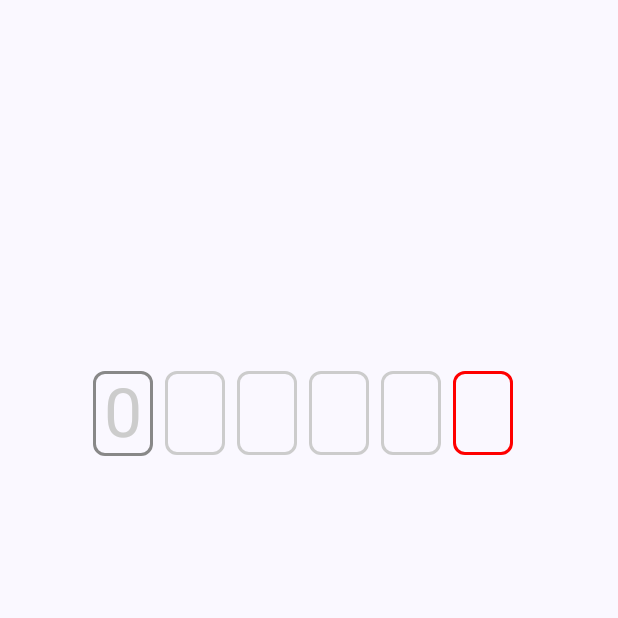
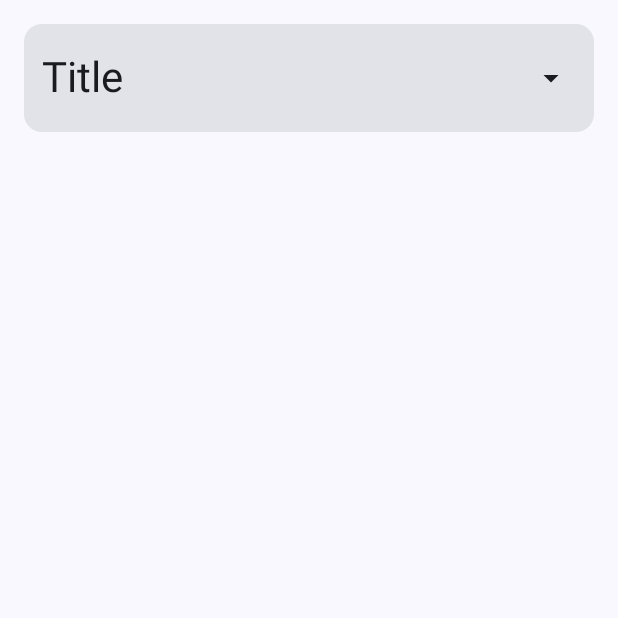
Before and after one commit to dach83/CustomCompasables, an Android app built with Jetpack Compose: the screen it shows after launch (MainActivity), on a phone screen of 412 x 824 dp, the top half of it. Run offline under Robolectric (Android 15) with nearby library versions, the phone set to English and light mode, and no system bars.

Commit message:
Expandable card

```diff
--- /dev/null
+++ b/app/src/main/java/com/github/dach83/customcomposables/components/expandablecard/ExpandableCard.kt
@@ -0,0 +1,79 @@
+package com.github.dach83.customcomposables.components.expandablecard
+
+import androidx.compose.animation.*
+import androidx.compose.animation.core.animateFloatAsState
+import androidx.compose.foundation.layout.Column
+import androidx.compose.foundation.layout.Row
+import androidx.compose.foundation.layout.fillMaxWidth
+import androidx.compose.foundation.layout.padding
+import androidx.compose.material.icons.Icons
+import androidx.compose.material.icons.filled.ArrowDropDown
+import androidx.compose.material3.*
+import androidx.compose.runtime.*
+import androidx.compose.ui.Alignment
+import androidx.compose.ui.Modifier
+import androidx.compose.ui.draw.rotate
+import androidx.compose.ui.graphics.vector.ImageVector
+import androidx.compose.ui.text.TextStyle
+import androidx.compose.ui.text.style.TextOverflow
+import androidx.compose.ui.unit.dp
+
+@Composable
+fun ExpandableCard(
+    modifier: Modifier = Modifier,
+    title: String,
+    titleStyle: TextStyle = MaterialTheme.typography.headlineMedium,
+    iconVector: ImageVector = Icons.Default.ArrowDropDown,
+    iconRotateEnabled: Boolean = true,
+    expanded: Boolean = false,
+    content: @Composable () -> Unit
+) {
+    var expandedState by remember { mutableStateOf(expanded) }
+    val rotateState by animateFloatAsState(
+        targetValue = if (expandedState && iconRotateEnabled) 180f else 0f
+    )
+
+    Card(
+        modifier = modifier
+    ) {
+        Column(
+            modifier = Modifier
+                .fillMaxWidth()
+                .padding(12.dp)
+        ) {
+            Row(
+                modifier = Modifier.fillMaxWidth(),
+                verticalAlignment = Alignment.CenterVertically
+            ) {
+                Text(
+                    text = title,
+                    style = titleStyle,
+                    maxLines = 1,
+                    overflow = TextOverflow.Ellipsis,
+                    modifier = Modifier.weight(9f)
+                )
+                IconButton(
+                    modifier = Modifier.weight(1f),
+                    onClick = {
+                        expandedState = !expandedState
+                    }
+                ) {
+                    Icon(
+                        imageVector = iconVector,
+                        contentDescription = "Expand",
+                        modifier = Modifier
+                            .weight(1f)
+                            .rotate(rotateState)
+                    )
+                }
+            }
+            AnimatedVisibility(
+                visible = expandedState,
+                enter = fadeIn() + expandVertically(),
+                exit = fadeOut() + shrinkVertically()
+            ) {
+                content()
+            }
+        }
+    }
+}
--- /dev/null
+++ b/app/src/main/java/com/github/dach83/customcomposables/components/expandablecard/ExpandableCardScreen.kt
@@ -0,0 +1,28 @@
+package com.github.dach83.customcomposables.components.expandablecard
+
+import androidx.compose.foundation.layout.Box
+import androidx.compose.foundation.layout.padding
+import androidx.compose.foundation.layout.wrapContentHeight
+import androidx.compose.material3.Text
+import androidx.compose.runtime.Composable
+import androidx.compose.ui.Alignment
+import androidx.compose.ui.Modifier
+import androidx.compose.ui.res.stringResource
+import androidx.compose.ui.unit.dp
+import com.github.dach83.customcomposables.R
+
+@Composable
+fun ExpandableCardScreen() {
+    Box(
+        contentAlignment = Alignment.TopCenter,
+        modifier = Modifier.padding(16.dp)
+    ) {
+        ExpandableCard(
+            title = "Title",
+            modifier = Modifier.wrapContentHeight()
+
+        ) {
+            Text(text = stringResource(id = R.string.lorem_ipsum))
+        }
+    }
+}
--- a/app/src/main/java/com/github/dach83/customcomposables/core/MainScreen.kt
+++ b/app/src/main/java/com/github/dach83/customcomposables/core/MainScreen.kt
@@ -1,9 +1,9 @@
 package com.github.dach83.customcomposables.core
 
 import androidx.compose.runtime.Composable
-import com.github.dach83.customcomposables.components.otpinputfield.OtpTextFieldScreen
+import com.github.dach83.customcomposables.components.expandablecard.ExpandableCardScreen
 
 @Composable
 fun MainScreen() {
-    OtpTextFieldScreen()
+    ExpandableCardScreen()
 }
```
Also changed, not shown: 2 other files.
